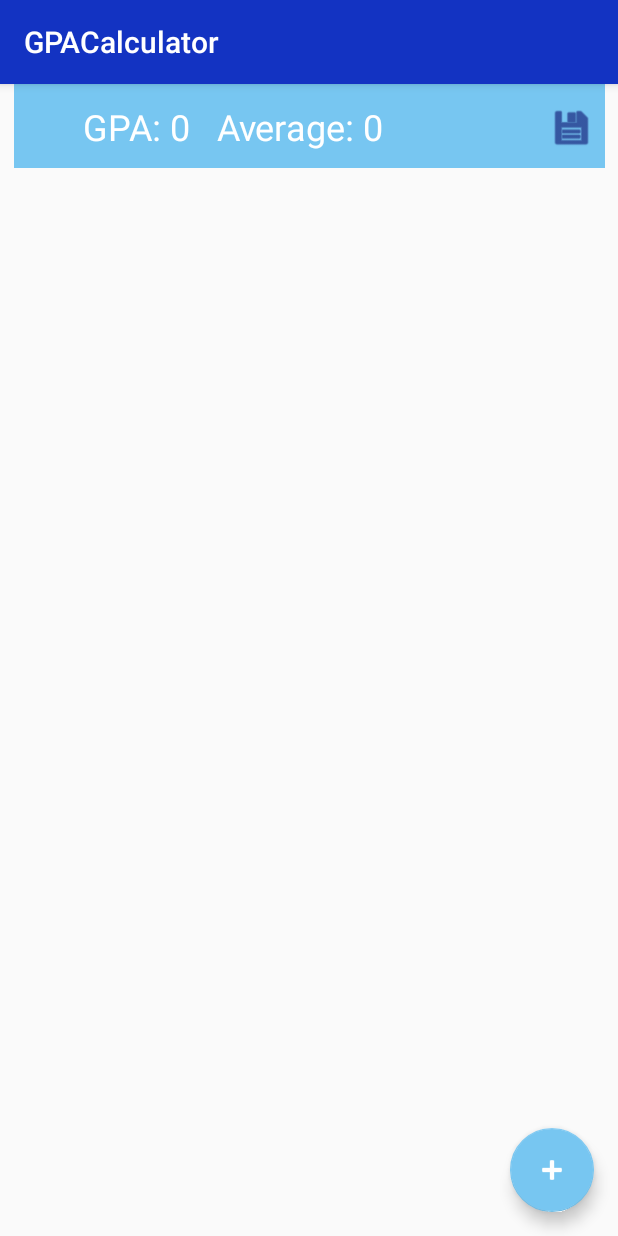
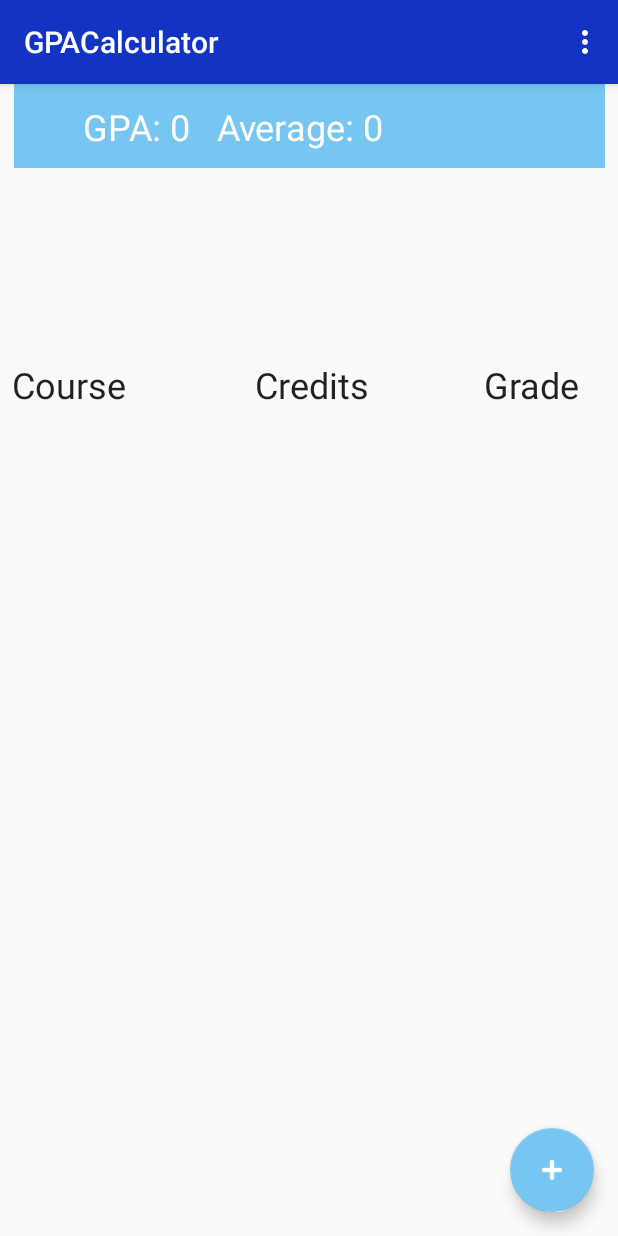
Before and after one commit to MiztaOak/SmallGPACalculator, an Android app: the screen it shows after launch (MainActivity), on a phone screen of 412 x 824 dp. Run offline under Robolectric (Android 15) with nearby library versions, the phone set to English and light mode, and no system bars.

Commit message:
Added the dynamic courselist

```diff
--- a/app/src/main/res/layout/activity_main.xml
+++ b/app/src/main/res/layout/activity_main.xml
@@ -55,19 +55,52 @@
             app:layout_constraintTop_toTopOf="parent"
             app:layout_constraintVertical_bias="1.0" />
 
-        <Button
-            android:id="@+id/button2"
-            android:layout_width="30dp"
-            android:layout_height="30dp"
+        <LinearLayout
+            android:id="@+id/parent_linearLayout"
+            android:layout_width="match_parent"
+            android:layout_height="448dp"
+            android:layout_marginStart="8dp"
             android:layout_marginTop="8dp"
-            android:layout_marginEnd="16dp"
+            android:layout_marginEnd="8dp"
             android:layout_marginBottom="8dp"
-            android:background="@android:drawable/ic_menu_save"
-            android:backgroundTint="@color/colorPrimaryDark"
-            app:layout_constraintBottom_toBottomOf="@+id/toolbar"
+            android:orientation="vertical"
+            app:layout_constraintBottom_toBottomOf="parent"
             app:layout_constraintEnd_toEndOf="parent"
-            app:layout_constraintTop_toTopOf="parent"
-            app:layout_constraintVertical_bias="0.571" />
+            app:layout_constraintStart_toStartOf="parent"
+            app:layout_constraintTop_toBottomOf="@+id/GPA_title">
+            <LinearLayout
+                android:layout_width="match_parent"
+                android:layout_height="30dp"
+                android:orientation="horizontal">
+
+                <TextView
+                    android:id="@+id/course_name"
+                    android:layout_width="28dp"
+                    android:layout_height="wrap_content"
+                    android:layout_weight="5"
+                    android:text="@string/course_name"
+                    android:textAppearance="@style/TextAppearance.AppCompat"
+                    android:textSize="24sp" />
+
+                <TextView
+                    android:id="@+id/course_points"
+                    android:layout_width="45dp"
+                    android:layout_height="wrap_content"
+                    android:layout_weight="4"
+                    android:text="@string/course_points"
+                    android:textAppearance="@style/TextAppearance.AppCompat"
+                    android:textSize="24sp" />
+
+                <TextView
+                    android:id="@+id/course_grade"
+                    android:layout_width="0dp"
+                    android:layout_height="wrap_content"
+                    android:layout_weight="3"
+                    android:text="@string/course_grade"
+                    android:textAppearance="@style/TextAppearance.AppCompat"
+                    android:textSize="24sp" />
+            </LinearLayout>
+        </LinearLayout>
 
     </android.support.constraint.ConstraintLayout>
 
--- /dev/null
+++ b/app/src/main/res/menu/save_menu.xml
@@ -0,0 +1,11 @@
+<?xml version="1.0" encoding="utf-8"?>
+<menu xmlns:android="http://schemas.android.com/apk/res/android">
+    <item android:id="@+id/clear"
+        android:title="@string/clear"/>
+    <item android:id="@+id/save"
+        android:icon="@drawable/ic_launcher_background"
+        android:title="@string/save"
+        />
+    <item android:id="@+id/load"
+        android:title="@string/load"/>
+</menu>
--- a/app/src/main/res/values/strings.xml
+++ b/app/src/main/res/values/strings.xml
@@ -1,4 +1,10 @@
 <resources>
     <string name="app_name">GPACalculator</string>
     <string name="calcButton">Calculate your GPA</string>
+    <string name="save">Save</string>
+    <string name="load">Load</string>
+    <string name="clear">Clear</string>
+    <string name="course_name">Course</string>
+    <string name="course_points">Credits</string>
+    <string name="course_grade">Grade</string>
 </resources>
```
Also changed, not shown: app/src/main/java/com/example/mr_goaty_/gpacalculator/MainActivity.java (+55 -10 lines), app/src/main/java/com/example/mr_goaty_/gpacalculator/model/Model.java (+20 -20 lines), app/src/main/res/layout/course_field.xml (added, +33 -0 lines).
